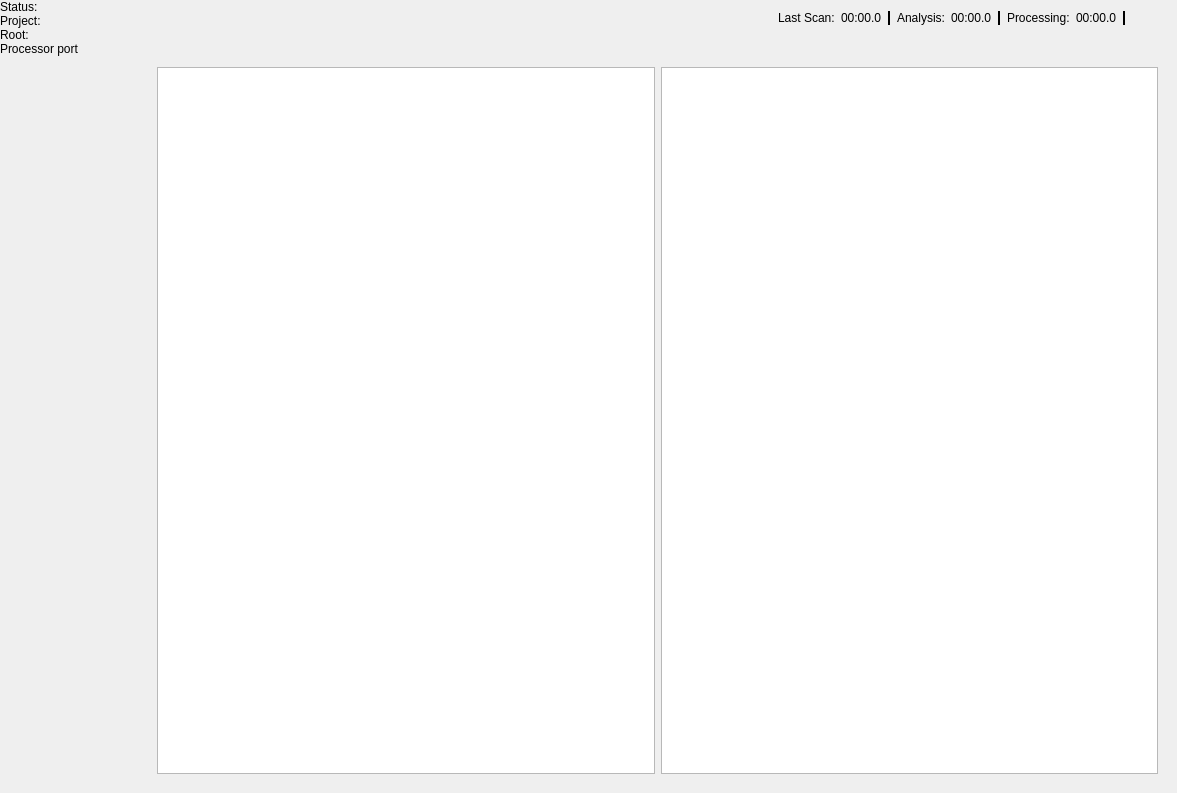
Above: Code/Tools/AssetProcessor/native/ui/MainWindow.ui from o3de/o3de before the change. Below: the same form after it.
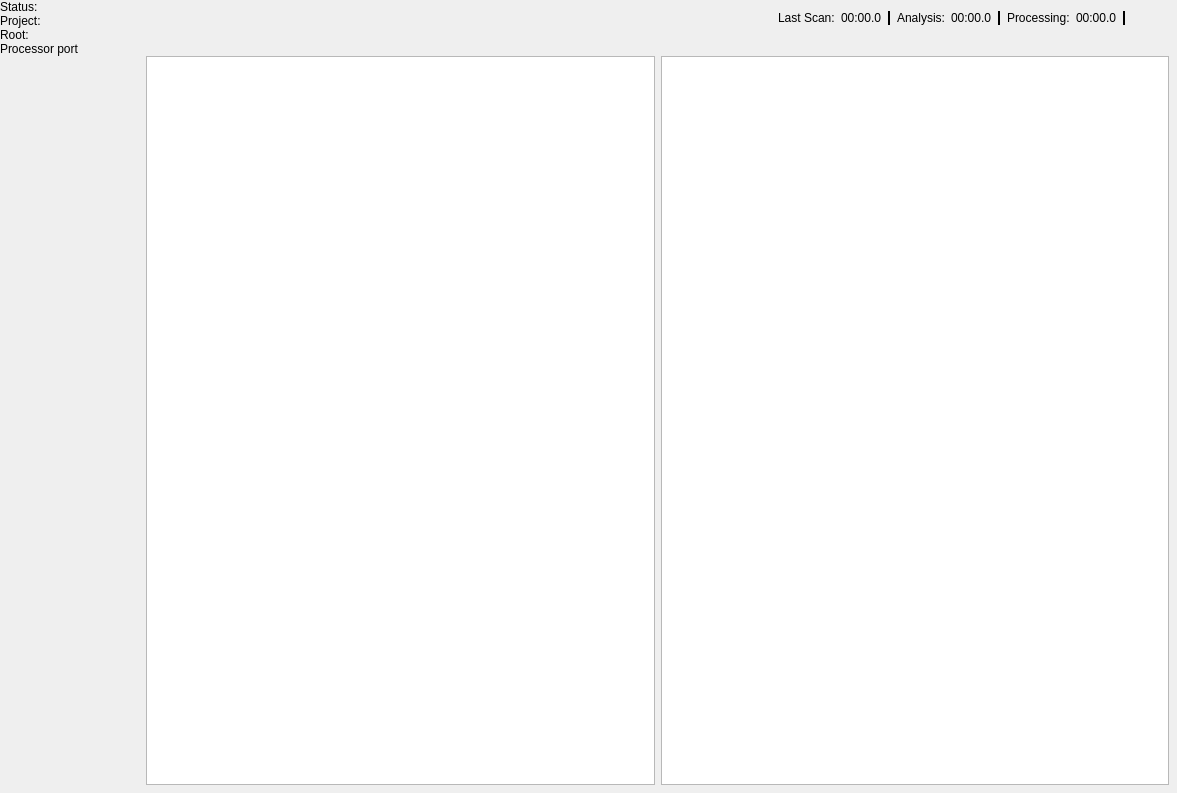
That is the form after the change. The open tabs and pages were chosen to show the change. Icons and pictures are not drawn. Custom widgets are drawn as their Qt base class.

Commit message: Fix margins for builder tab

```diff
--- a/Code/Tools/AssetProcessor/native/ui/MainWindow.ui
+++ b/Code/Tools/AssetProcessor/native/ui/MainWindow.ui
@@ -1250,6 +1250,18 @@
         </widget>
         <widget class="QWidget" name="BuildersPage">
          <layout class="QHBoxLayout" name="horizontalLayout_4">
+          <property name="leftMargin">
+           <number>0</number>
+          </property>
+          <property name="topMargin">
+           <number>0</number>
+          </property>
+          <property name="rightMargin">
+           <number>0</number>
+          </property>
+          <property name="bottomMargin">
+           <number>0</number>
+          </property>
           <item>
            <layout class="QHBoxLayout" name="horizontalLayout_2">
             <item>
```
